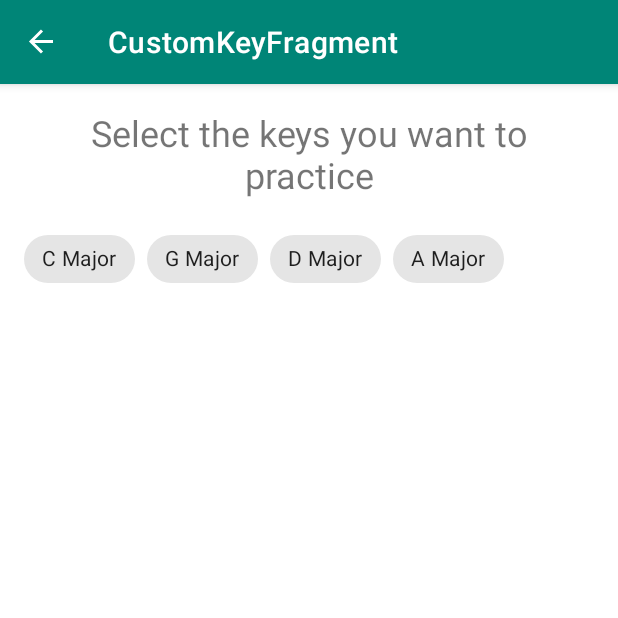
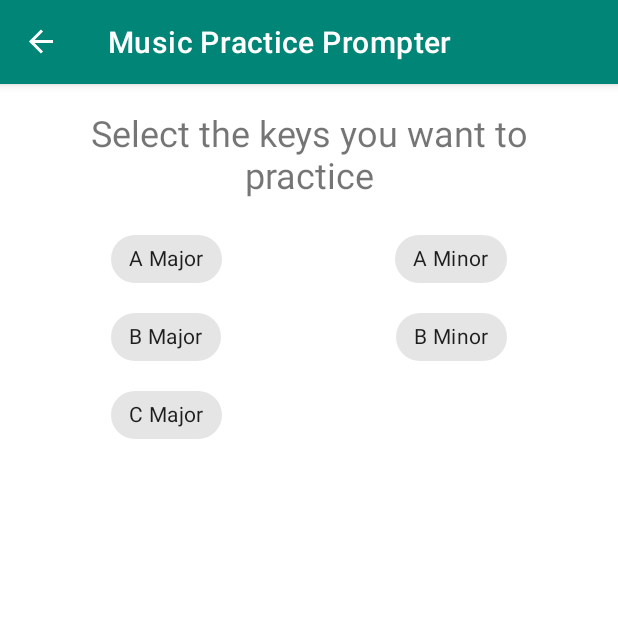
Before and after one commit to JPUF/MusicPracticePrompter, an Android app: the CustomKeyFragment screen opened through its navigation route, on a phone screen of 412 x 824 dp, the top half of it. Run offline under Robolectric (Android 15) with nearby library versions, the phone set to English and light mode, and no system bars; our stand-ins replace data binding, navigation-ui.

Commit message:
Dummy chips organised in LinearLayouts

```diff
--- a/app/src/main/res/layout/fragment_custom_key.xml
+++ b/app/src/main/res/layout/fragment_custom_key.xml
@@ -14,30 +14,45 @@
                 app:layout_constraintEnd_toEndOf="parent" android:layout_marginStart="16dp"
                 app:layout_constraintTop_toTopOf="parent" android:layout_marginTop="16dp" android:textSize="24sp"
                 android:gravity="center_horizontal"/>
-        <com.google.android.material.chip.ChipGroup
+        <LinearLayout
+                android:orientation="horizontal"
+                android:layout_width="match_parent"
+                android:layout_height="0dp" app:layout_constraintTop_toBottomOf="@+id/selectText"
+                app:layout_constraintBottom_toBottomOf="parent" android:layout_marginBottom="16dp"
+                android:layout_marginTop="16dp" app:layout_constraintStart_toStartOf="parent"
+                android:layout_marginStart="16dp" app:layout_constraintEnd_toEndOf="parent"
+                android:layout_marginEnd="16dp" android:id="@+id/modeLayout">
+            <LinearLayout
+                    android:orientation="vertical"
                     android:layout_width="0dp"
-                android:layout_height="0dp"
-                android:layout_marginTop="16dp"
-                app:layout_constraintTop_toBottomOf="@+id/selectText" android:layout_marginBottom="16dp"
-                app:layout_constraintBottom_toBottomOf="parent" app:layout_constraintStart_toStartOf="parent"
-                android:layout_marginStart="16dp" app:layout_constraintEnd_toEndOf="parent"
-                android:layout_marginEnd="16dp" android:id="@+id/keyChipGroup" app:chipSpacing="16dp">
+                    android:layout_height="match_parent" android:id="@+id/majorLayout" android:layout_weight="1">
+                <com.google.android.material.chip.Chip
+                        android:layout_width="wrap_content"
+                        android:layout_height="wrap_content" android:id="@+id/aMajorChip" android:checkable="true"
+                        android:text="A Major" android:layout_gravity="center" android:layout_marginBottom="4dp"/>
+                <com.google.android.material.chip.Chip
+                        android:layout_width="wrap_content"
+                        android:layout_height="wrap_content" android:id="@+id/bMajorChip" android:checkable="true"
+                        android:text="B Major" android:layout_gravity="center" android:layout_marginBottom="4dp"/>
                 <com.google.android.material.chip.Chip
                         android:layout_width="wrap_content"
                         android:layout_height="wrap_content" android:id="@+id/cMajorChip" android:checkable="true"
-                    android:text="C Major"/>
+                        android:text="C Major" android:layout_gravity="center" android:layout_marginBottom="4dp"/>
+            </LinearLayout>
+            <LinearLayout
+                    android:orientation="vertical"
+                    android:layout_width="0dp"
+                    android:layout_height="match_parent" android:id="@+id/minorLayout" android:layout_weight="1"
+                    android:baselineAligned="false">
                 <com.google.android.material.chip.Chip
                         android:layout_width="wrap_content"
-                    android:layout_height="wrap_content" android:id="@+id/gMajorChip" android:text="G Major"
-                    android:checkable="true"/>
+                        android:layout_height="wrap_content" android:id="@+id/aMinorChip" android:checkable="true"
+                        android:text="A Minor" android:layout_gravity="center" android:layout_marginBottom="4dp"/>
                 <com.google.android.material.chip.Chip
                         android:layout_width="wrap_content"
-                    android:layout_height="wrap_content" android:id="@+id/dMajorChip" android:text="D Major"
-                    android:checkable="true"/>
-            <com.google.android.material.chip.Chip
-                    android:layout_width="wrap_content"
-                    android:layout_height="wrap_content" android:id="@+id/aMajorChip" android:text="A Major"
-                    android:checkable="true"/>
-        </com.google.android.material.chip.ChipGroup>
+                        android:layout_height="wrap_content" android:id="@+id/bMinorChip" android:checkable="true"
+                        android:text="B Minor" android:layout_gravity="center" android:layout_marginBottom="4dp"/>
+            </LinearLayout>
+        </LinearLayout>
     </androidx.constraintlayout.widget.ConstraintLayout>
 </layout>
--- a/app/src/main/res/navigation/navigation.xml
+++ b/app/src/main/res/navigation/navigation.xml
@@ -13,5 +13,5 @@
         <argument android:name="preset" app:argType="reference"/>
     </fragment>
     <fragment android:id="@+id/customKeyFragment" android:name="com.jlbennett.musicpracticeprompter.CustomKeyFragment"
-              android:label="CustomKeyFragment"/>
+              android:label="Music Practice Prompter"/>
 </navigation>
```
Lines whose indentation alone changed are shown as unchanged.
